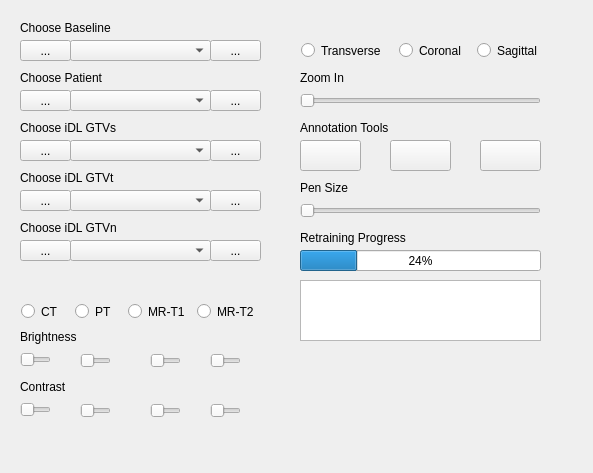
Above: py_code/core.ui from BBQtime/iDL_3d before the change. Below: the same form after it.
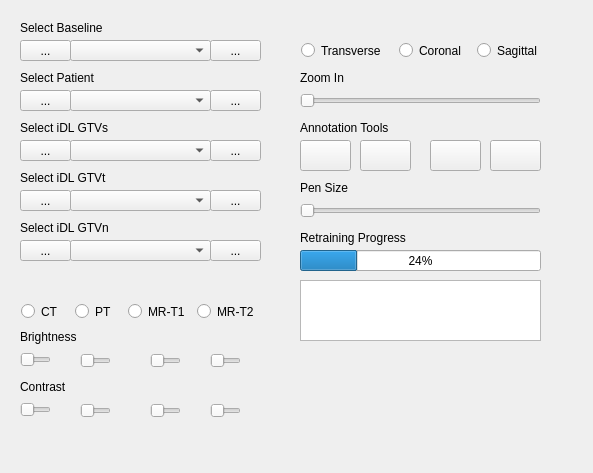
That is the form after the change. Icons and pictures are not drawn.

Patch:
```diff
--- a/py_code/core.ui
+++ b/py_code/core.ui
@@ -24,7 +24,7 @@
      </rect>
     </property>
     <property name="text">
-     <string>Choose iDL GTVt</string>
+     <string>Select iDL GTVt</string>
     </property>
    </widget>
    <widget class="QLabel" name="_text_label_patient">
@@ -37,7 +37,7 @@
      </rect>
     </property>
     <property name="text">
-     <string>Choose Patient</string>
+     <string>Select Patient</string>
     </property>
    </widget>
    <widget class="QComboBox" name="_combox_idl_gtvt">
@@ -145,7 +145,7 @@
      </rect>
     </property>
     <property name="text">
-     <string>Choose iDL GTVn</string>
+     <string>Select iDL GTVn</string>
     </property>
    </widget>
    <widget class="QToolButton" name="_btn_prev_idl_gtvn">
@@ -259,7 +259,7 @@
      </rect>
     </property>
     <property name="text">
-     <string>Choose Baseline</string>
+     <string>Select Baseline</string>
     </property>
    </widget>
    <widget class="QProgressBar" name="_progress_bar_idl">
@@ -306,7 +306,7 @@
      <rect>
       <x>300</x>
       <y>140</y>
-      <width>61</width>
+      <width>51</width>
       <height>31</height>
      </rect>
     </property>
@@ -317,9 +317,9 @@
    <widget class="QPushButton" name="_btn_clear">
     <property name="geometry">
      <rect>
-      <x>390</x>
+      <x>430</x>
       <y>140</y>
-      <width>61</width>
+      <width>51</width>
       <height>31</height>
      </rect>
     </property>
@@ -334,9 +334,9 @@
    <widget class="QPushButton" name="_btn_confirm">
     <property name="geometry">
      <rect>
-      <x>480</x>
+      <x>490</x>
       <y>140</y>
-      <width>61</width>
+      <width>51</width>
       <height>31</height>
      </rect>
     </property>
@@ -521,7 +521,7 @@
      </rect>
     </property>
     <property name="text">
-     <string>Choose iDL GTVs</string>
+     <string>Select iDL GTVs</string>
     </property>
    </widget>
    <widget class="QSlider" name="_slider_bright_pt">
@@ -628,6 +628,19 @@
      <string>Pen Size</string>
     </property>
    </widget>
+   <widget class="QPushButton" name="_btn_eraser">
+    <property name="geometry">
+     <rect>
+      <x>360</x>
+      <y>140</y>
+      <width>51</width>
+      <height>31</height>
+     </rect>
+    </property>
+    <property name="text">
+     <string/>
+    </property>
+   </widget>
   </widget>
  </widget>
  <resources/>
```
Left out of the diff: 10 changed lines with no effect on the pictures.
